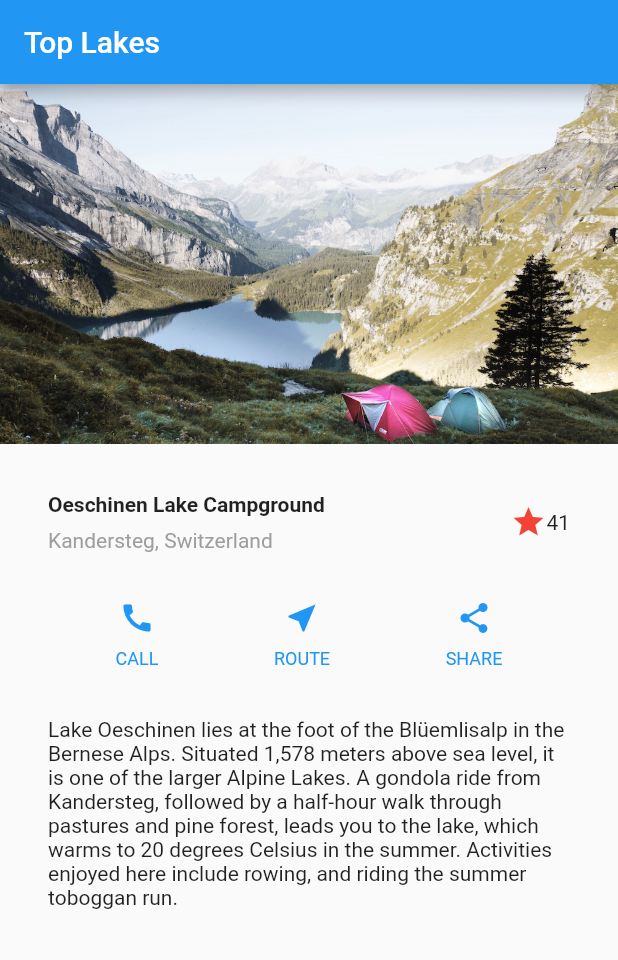
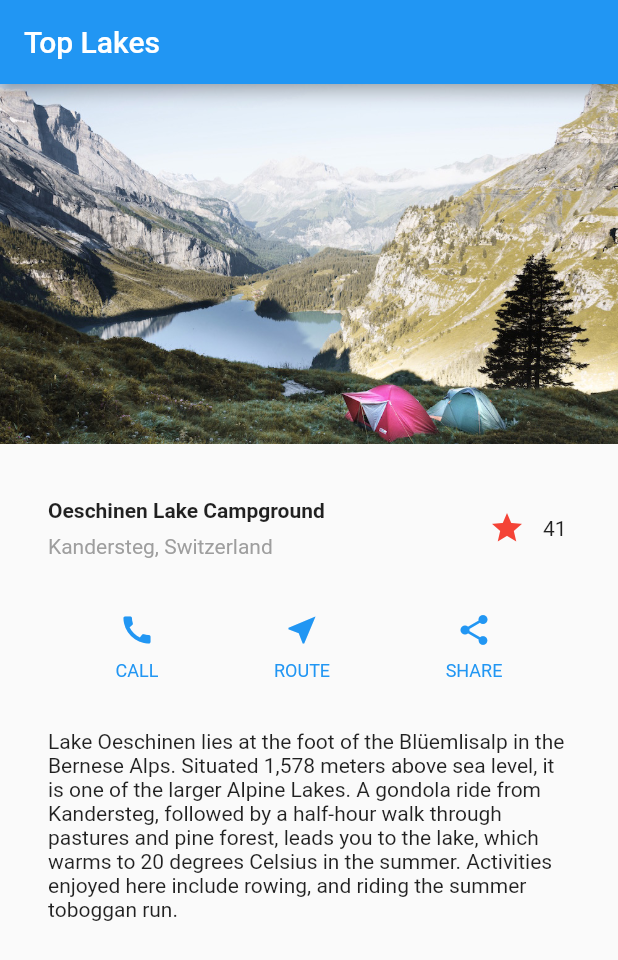
Before and after one commit to kurozu10344/flutter_tutorial, a Flutter app: the screen it shows after launch, on a phone screen of 412 x 824 dp. Shown: the top 960 px of the screen. Run offline on Flutter 3.47's test engine with Material 2 defaults, Android fonts, the phone set to English and light mode, and no system bars.

Commit message:
Step 4: Plug the stateful widget into the widget tree

```diff
--- a/lib/main.dart
+++ b/lib/main.dart
@@ -36,11 +36,7 @@ class MyApp extends StatelessWidget {
                 ),
               ],
             )),
-            Icon(
-              Icons.star,
-              color: Colors.red[500],
-            ),
-            Text('41'),
+            FavoriteWidget(),
           ],
         ));
 
```
